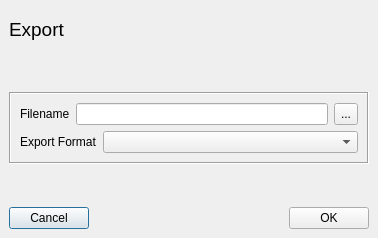
The window that ui/ExportDer.ui (chris2511/xca) describes before a commit, drawn with Qt 5.
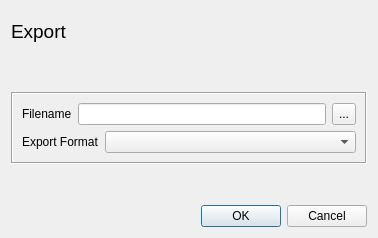
The same window after the commit.

```diff
--- a/ui/ExportDer.ui
+++ b/ui/ExportDer.ui
@@ -13,13 +13,7 @@
   <property name="windowTitle">
    <string/>
   </property>
-  <layout class="QVBoxLayout">
-   <property name="spacing">
-    <number>6</number>
-   </property>
-   <property name="margin">
-    <number>9</number>
-   </property>
+  <layout class="QVBoxLayout" name="verticalLayout">
    <item>
     <layout class="QHBoxLayout">
      <property name="spacing">
@@ -200,44 +194,11 @@
     </spacer>
    </item>
    <item>
-    <layout class="QHBoxLayout">
-     <property name="spacing">
-      <number>6</number>
+    <widget class="QDialogButtonBox" name="buttonBox">
+     <property name="standardButtons">
+      <set>QDialogButtonBox::Cancel|QDialogButtonBox::Ok</set>
      </property>
-     <property name="margin">
-      <number>0</number>
-     </property>
-     <item>
-      <widget class="QPushButton" name="PushButton9">
-       <property name="text">
-        <string>Cancel</string>
-       </property>
-      </widget>
-     </item>
-     <item>
-      <spacer>
-       <property name="orientation">
-        <enum>Qt::Horizontal</enum>
-       </property>
-       <property name="sizeType">
-        <enum>QSizePolicy::Expanding</enum>
-       </property>
-       <property name="sizeHint" stdset="0">
-        <size>
-         <width>20</width>
-         <height>20</height>
-        </size>
-       </property>
-      </spacer>
-     </item>
-     <item>
-      <widget class="QPushButton" name="okButton">
-       <property name="text">
-        <string>OK</string>
-       </property>
-      </widget>
-     </item>
-    </layout>
+    </widget>
    </item>
   </layout>
  </widget>
```
Left out of the diff: 30 changed lines with no effect on the pictures.
